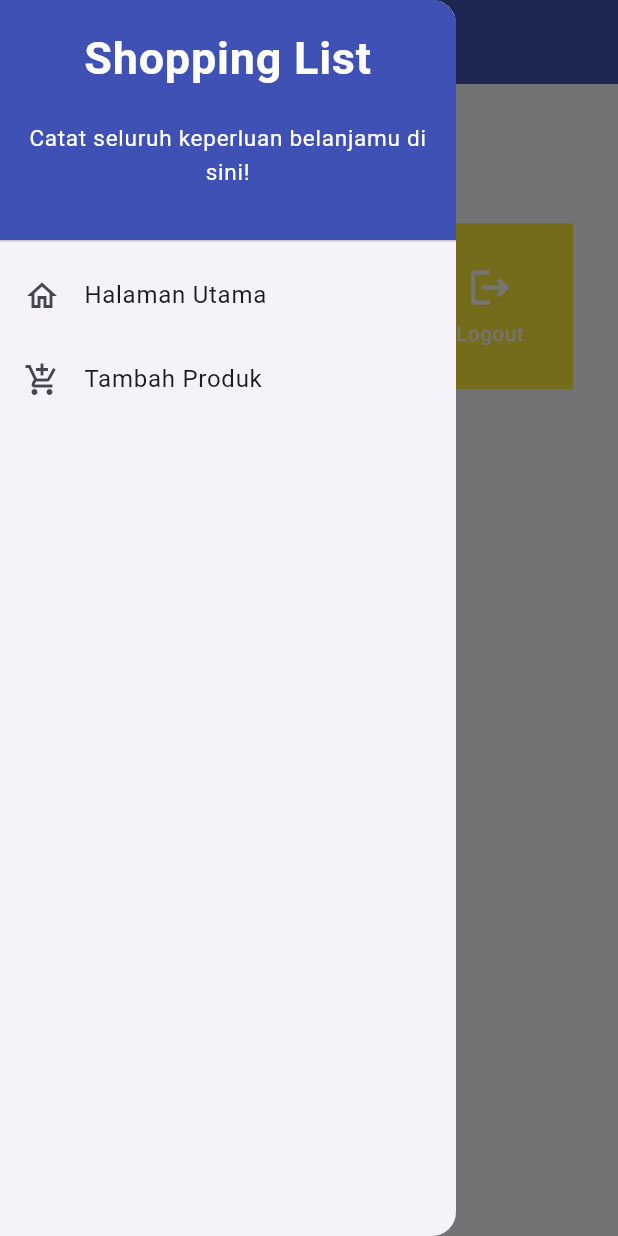
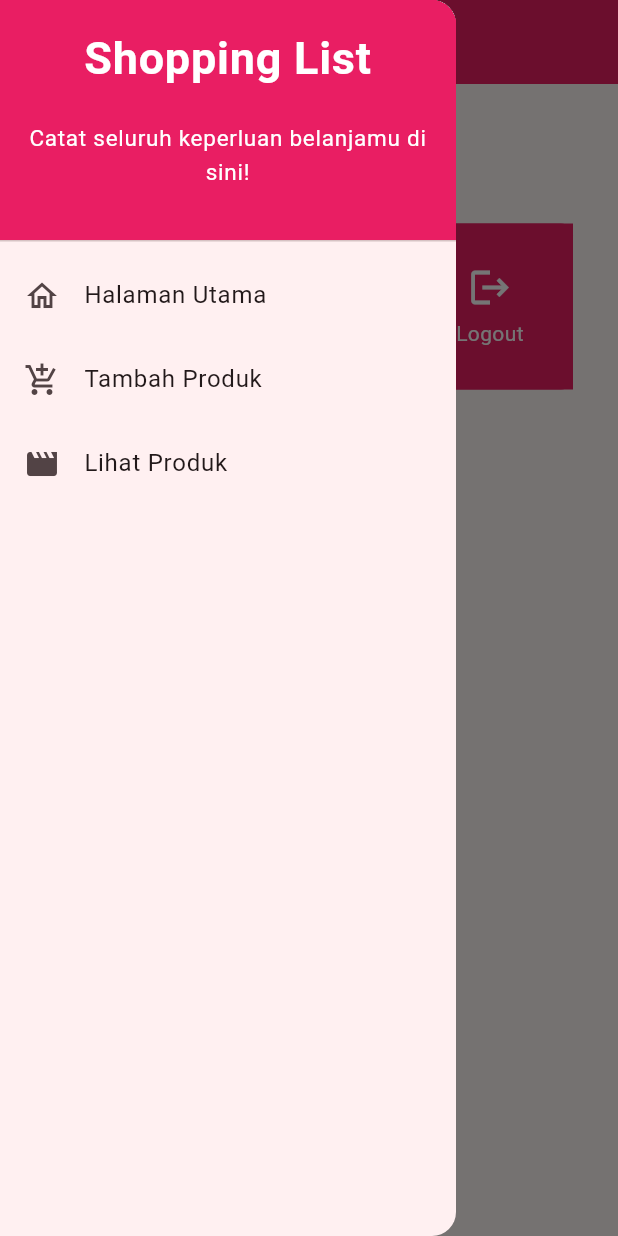
Before and after one commit to amandaoktivia14/skincare-inventory-mobile, a Flutter app: the screen it shows after launch, with the side drawer open, on a phone screen of 412 x 824 dp. Run offline on Flutter 3.47's test engine with Material 2 defaults, Android fonts, the light colour scheme and no system bars.

Commit message:
Code 8.Bonus

```diff
--- a/lib/main.dart
+++ b/lib/main.dart
@@ -12,9 +12,9 @@ class MyApp extends StatelessWidget {
   @override
   Widget build(BuildContext context) {
     return MaterialApp(
-      title: 'Flutter Demo',
+      title: 'Skincare Inventory',
       theme: ThemeData(
-        colorScheme: ColorScheme.fromSeed(seedColor: Colors.indigo),
+        colorScheme: ColorScheme.fromSeed(seedColor: Colors.pink),
         useMaterial3: true,
       ),
       home: MyHomePage(),
--- a/lib/screens/menu.dart
+++ b/lib/screens/menu.dart
@@ -1,14 +1,15 @@
 import 'package:flutter/material.dart';
 import 'package:skincare_inventory/widgets/left_drawer.dart';
 import 'package:skincare_inventory/widgets/shop_card.dart';
+import 'package:skincare_inventory/screens/shoplist_form.dart';
 
 class MyHomePage extends StatelessWidget {
   MyHomePage({Key? key}) : super(key: key);
 
  final List<ShopItem> items = [
-    ShopItem("Lihat Item", Icons.checklist, Colors.green),
-    ShopItem("Tambah Item", Icons.add_shopping_cart, Colors.red),
-    ShopItem("Logout", Icons.logout, Colors.yellow),
+    ShopItem("Lihat Item", Icons.checklist),
+    ShopItem("Tambah Item", Icons.add_shopping_cart),
+    ShopItem("Logout", Icons.logout),
  ];
 
   @override
@@ -16,9 +17,9 @@ class MyHomePage extends StatelessWidget {
     return Scaffold(
       appBar: AppBar(
         title: const Text(
-          'Shopping List',
+          'Skincare Inventory',
         ),
-        backgroundColor: Colors.indigo,
+        backgroundColor: Colors.pink,
         foregroundColor: Colors.white,
       ),
       drawer: const LeftDrawer(),
--- a/lib/widgets/left_drawer.dart
+++ b/lib/widgets/left_drawer.dart
@@ -1,6 +1,7 @@
 import 'package:flutter/material.dart';
 import 'package:skincare_inventory/screens/menu.dart';
 import 'package:skincare_inventory/screens/shoplist_form.dart';
+import 'package:skincare_inventory/screens/see_product.dart';
 
 class LeftDrawer extends StatelessWidget {
   const LeftDrawer({super.key});
@@ -12,7 +13,7 @@ class LeftDrawer extends StatelessWidget {
         children: [
           const DrawerHeader(
             decoration: BoxDecoration(
-            color: Colors.indigo,
+            color: Colors.pink,
             ),
             child: Column(
               children: [
@@ -54,7 +55,24 @@ class LeftDrawer extends StatelessWidget {
             title: const Text('Tambah Produk'),
             // Bagian redirection ke ShopFormPage
             onTap: () {
-              Navigator.push(context, MaterialPageRoute(builder: (context) => const ShopFormPage()));
+              Navigator.push(
+                context,
+                MaterialPageRoute(
+                  builder: (context) => ShopFormPage()
+                  ));
+            },
+          ),
+          ListTile(
+            leading: const Icon(Icons.movie),
+            title: const Text('Lihat Produk'),
+            onTap: () {
+              Navigator.push(
+                context,
+                MaterialPageRoute(
+                    builder: (context) =>
+                        ProductListPage(products: productList)),
+
+              );
             },
           ),
         ],
--- a/lib/widgets/shop_card.dart
+++ b/lib/widgets/shop_card.dart
@@ -1,12 +1,13 @@
 import 'package:flutter/material.dart';
 import 'package:skincare_inventory/screens/shoplist_form.dart';
+import 'package:skincare_inventory/screens/see_product.dart';
 
 class ShopItem {
   final String name;
   final IconData icon;
-  final Color color;
+  // final Color color;
 
-  ShopItem(this.name, this.icon, this.color);
+  ShopItem(this.name, this.icon);
 }
 
 class ShopCard extends StatelessWidget {
@@ -14,10 +15,24 @@ class ShopCard extends StatelessWidget {
 
   const ShopCard(this.item, {super.key}); // Constructor
 
+  Color getButtonColor(ShopItem item) {
+  // Fungsi ini akan mengembalikan warna latar belakang sesuai dengan nama tombol
+    switch (item.name) {
+      case "Lihat Item":
+        return Colors.pink;
+      case "Tambah Item":
+        return Colors.grey;
+      case "Logout":
+        return Colors.pink;
+      default:
+        return Colors.indigo;
+    }
+  }
+
   @override
   Widget build(BuildContext context) {
     return Material(
-      color: item.color,
+      color: getButtonColor(item), // Menggunakan fungsi getButtonColor
       child: InkWell(
         // Area responsive terhadap sentuhan
         onTap: () {
@@ -27,11 +42,25 @@ class ShopCard extends StatelessWidget {
             ..showSnackBar(SnackBar(
                 content: Text("Kamu telah menekan tombol ${item.name}!")));
           if (item.name == "Tambah Produk") {
-            Navigator.push(context, MaterialPageRoute(builder: (context) => const ShopFormPage()));
+            Navigator.push(
+              context,
+              MaterialPageRoute(builder: (context) => ShopFormPage()),
+            );
+          }
+          if (item.name == "Lihat Produk") {
+            Navigator.push(
+              context,
+              MaterialPageRoute(
+                  builder: (context) => ProductListPage(products: productList)),
+            );
           }
         },
         child: Container(
           // Container untuk menyimpan Icon dan Text
+          decoration: BoxDecoration(
+            borderRadius: BorderRadius.circular(8), // Set the border radius here
+            color: getButtonColor(item),
+          ),
           padding: const EdgeInsets.all(8),
           child: Center(
             child: Column(
```
Also changed, not shown: lib/models/product.dart (added, +7 -0 lines), lib/screens/see_product.dart (added, +28 -0 lines), lib/screens/shoplist_form.dart (+50 -36 lines).
